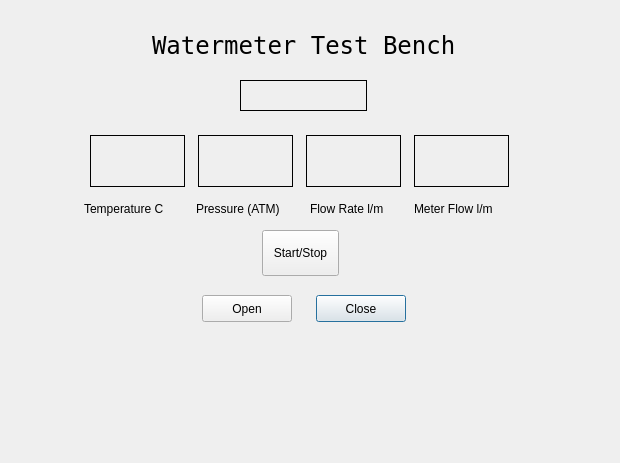
This is gui/testbench-main.ui in ksarkies/Watermeter-TestBench as Qt 5 draws it before an edit. The edited form follows.
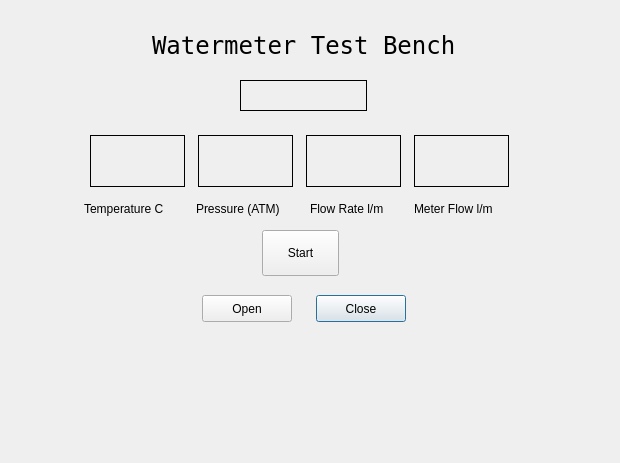
This is the edited form.

Diff of the .ui file:
```diff
--- a/gui/testbench-main.ui
+++ b/gui/testbench-main.ui
@@ -162,7 +162,7 @@
     </rect>
    </property>
    <property name="text">
-    <string>Start/Stop</string>
+    <string>Start</string>
    </property>
   </widget>
   <widget class="QPushButton" name="openPushButton">
```
Left out of the diff: 17 changed lines with no effect on the pictures.
